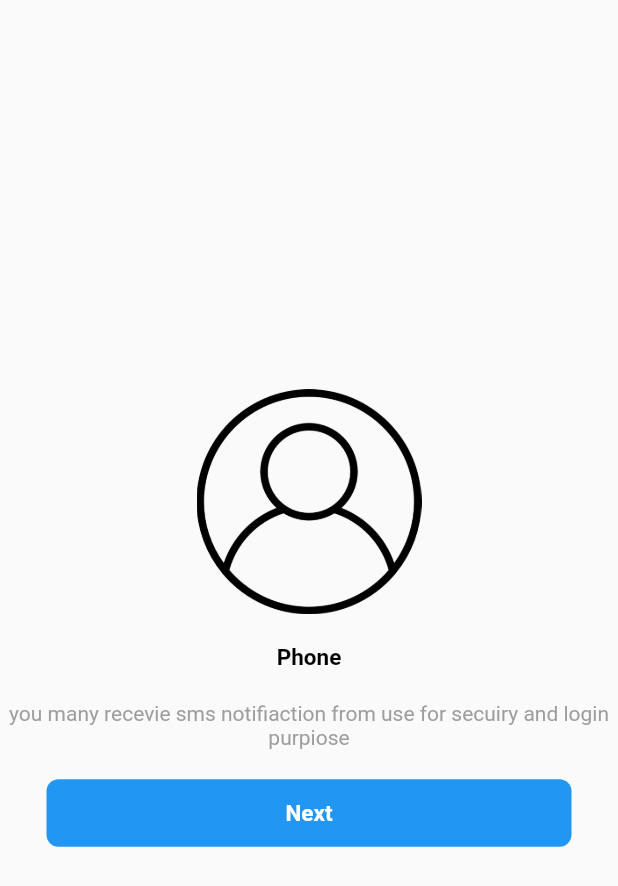
After one commit to 01himanshugautam/Instagram-Clone, a Flutter app: the screen it shows after launch, after a tap on "Create an account", on a phone screen of 412 x 824 dp. The commit adds this screen. Shown: the top 886 px of the screen. Run offline on Flutter 3.47's test engine with Material 2 defaults, Android fonts, the phone set to English and light mode, and no system bars.

Commit message:
add login and signup screen

```diff
--- a/lib/auth_screen.dart
+++ b/lib/auth_screen.dart
@@ -1,4 +1,6 @@
 import 'package:flutter/material.dart';
+import 'package:instagram_clone/login_screen.dart';
+import 'package:instagram_clone/signup_screen.dart';
 
 class AuthScreen extends StatelessWidget {
   const AuthScreen({super.key});
@@ -21,7 +23,16 @@ class AuthScreen extends StatelessWidget {
               width: 200,
             ),
             const SizedBox(height: 45),
-            Container(
+            GestureDetector(
+              onTap: () {
+                Navigator.push(
+                  context,
+                  MaterialPageRoute(
+                    builder: (context) => SignUpScreen(),
+                  ),
+                );
+              },
+              child: Container(
                 height: 45,
                 width: 350,
                 decoration: BoxDecoration(
@@ -35,15 +46,26 @@ class AuthScreen extends StatelessWidget {
                       fontWeight: FontWeight.bold),
                 ),
               ),
+            ),
             const SizedBox(
               height: 15,
             ),
-            const Text(
+            GestureDetector(
+              onTap: () {
+                Navigator.push(
+                  context,
+                  MaterialPageRoute(
+                    builder: (context) => LoginScreen(),
+                  ),
+                );
+              },
+              child: const Text(
                 "Login",
                 style: TextStyle(
                     color: Colors.blue,
                     fontSize: 15,
                     fontWeight: FontWeight.bold),
+              ),
             ),
           ],
         ),
--- /dev/null
+++ b/lib/login_screen.dart
@@ -0,0 +1,12 @@
+import 'package:flutter/material.dart';
+
+class LoginScreen extends StatelessWidget {
+  const LoginScreen({super.key});
+
+  @override
+  Widget build(BuildContext context) {
+    return Scaffold(
+      body: Center(child: Text("Login Screen")),
+    );
+  }
+}
--- /dev/null
+++ b/lib/signup_screen.dart
@@ -0,0 +1,56 @@
+import 'package:flutter/material.dart';
+
+class SignUpScreen extends StatelessWidget {
+  const SignUpScreen({super.key});
+
+  @override
+  Widget build(BuildContext context) {
+    return Scaffold(
+      body: Container(
+        width: 500,
+        child: Column(
+          mainAxisAlignment: MainAxisAlignment.center,
+          children: [
+            Image.asset(
+              'assets/images/user.png',
+              height: 150,
+              width: 150,
+            ),
+            SizedBox(height: 20),
+            Text(
+              "Phone",
+              style: TextStyle(
+                  color: Colors.black,
+                  fontSize: 15,
+                  fontWeight: FontWeight.bold),
+            ),
+            SizedBox(height: 20),
+            Text(
+              "you many recevie sms notifiaction from use for secuiry and login purpiose",
+              textAlign: TextAlign.center,
+              style: TextStyle(
+                color: Colors.grey,
+                fontSize: 14,
+              ),
+            ),
+            SizedBox(height: 20),
+            Container(
+              height: 45,
+              width: 350,
+              decoration: BoxDecoration(
+                  color: Colors.blue, borderRadius: BorderRadius.circular(8)),
+              alignment: Alignment.center,
+              child: const Text(
+                "Next",
+                style: TextStyle(
+                    color: Colors.white,
+                    fontSize: 15,
+                    fontWeight: FontWeight.bold),
+              ),
+            ),
+          ],
+        ),
+      ),
+    );
+  }
+}
```
Lines whose indentation alone changed are shown as unchanged.
